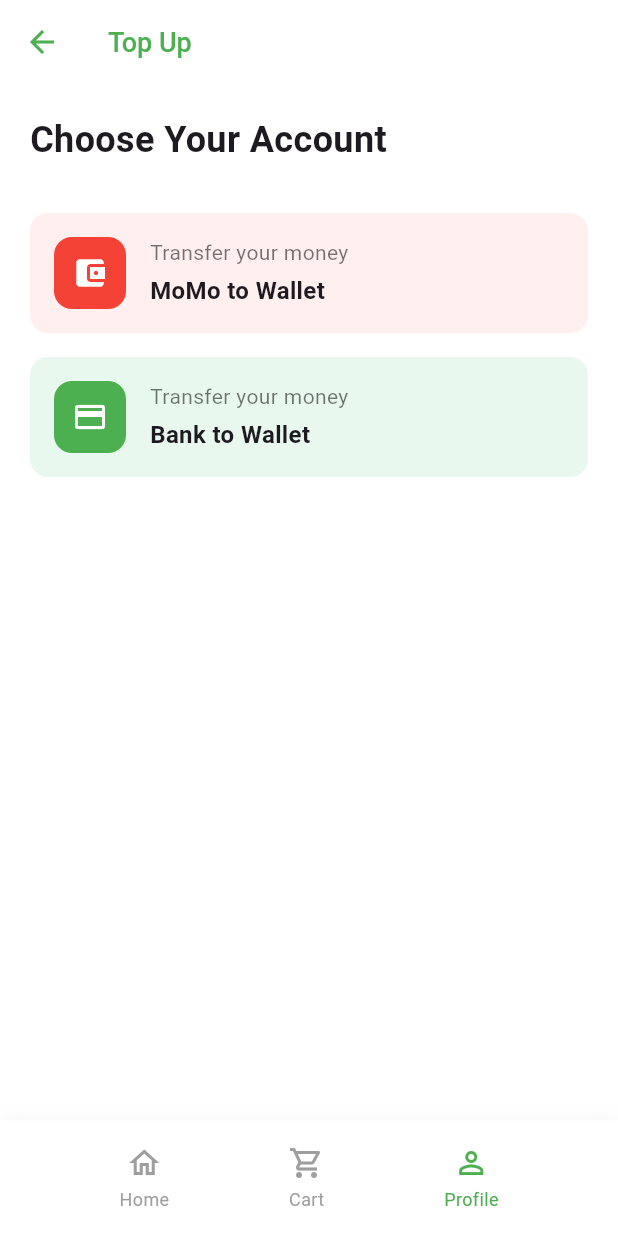
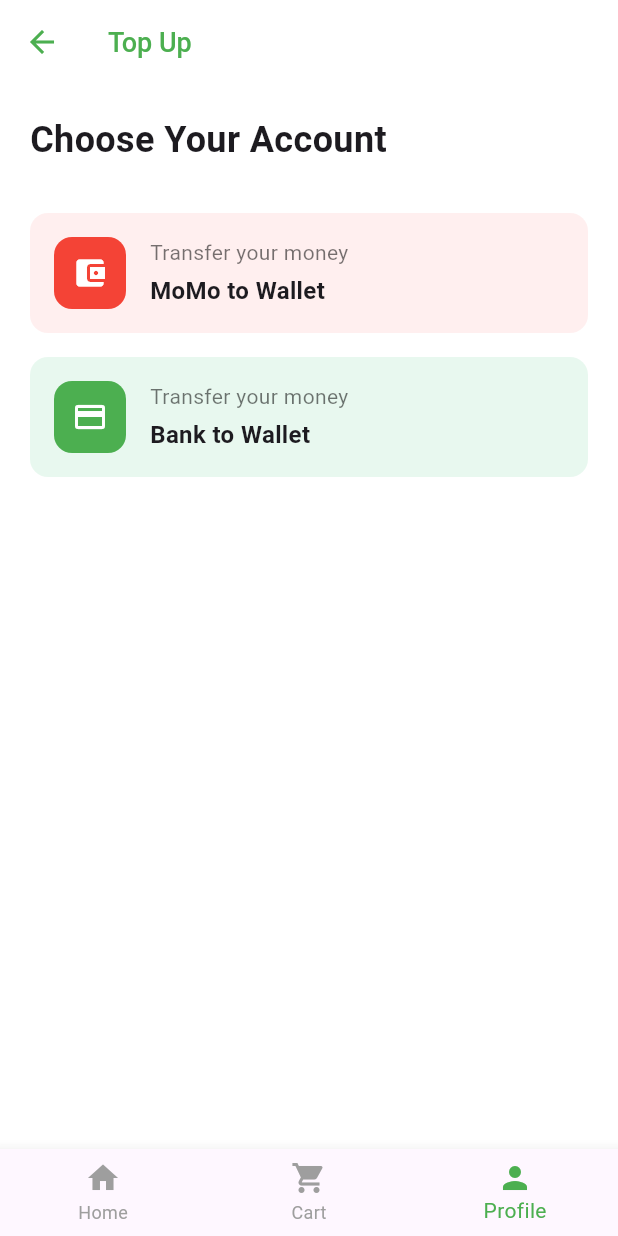
Before and after one commit to cekwedike/group-12-mobile-dev_Farm-Fresh, a Flutter app: the TopUpScreen screen opened directly, on a phone screen of 412 x 824 dp. Run offline on Flutter 3.47's test engine with Material 3 defaults, Android fonts, the phone set to English and light mode, and no system bars.

Commit message:
Refactor topupscreen.dart: Update bottom navigation bar in TopUpScreen

```diff
--- a/farm_fresh/lib/screens/topupscreen.dart
+++ b/farm_fresh/lib/screens/topupscreen.dart
@@ -140,52 +140,36 @@ class TopUpScreen extends StatelessWidget {
             ),
           ),
           const Spacer(),
-          // Bottom Navigation Bar
-          Container(
-            decoration: BoxDecoration(
-              color: Colors.white,
-              boxShadow: [
-                BoxShadow(
-                  color: Colors.grey.withOpacity(0.1),
-                  spreadRadius: 1,
-                  blurRadius: 10,
-                ),
-              ],
-            ),
-            child: Padding(
-              padding: const EdgeInsets.symmetric(vertical: 16),
-              child: Row(
-                mainAxisAlignment: MainAxisAlignment.spaceEvenly,
-                children: [
-                  _buildNavItem(Icons.home_outlined, 'Home', false),
-                  _buildNavItem(Icons.shopping_cart_outlined, 'Cart', false),
-                  _buildNavItem(Icons.person_outline, 'Profile', true),
-                ],
-              ),
-            ),
+        ],
+      ),
+      bottomNavigationBar: BottomNavigationBar(
+        currentIndex: 2, // Profile is selected
+        selectedItemColor: Colors.green,
+        unselectedItemColor: Colors.grey,
+        items: const [
+          BottomNavigationBarItem(
+            icon: Icon(Icons.home),
+            label: 'Home',
+          ),
+          BottomNavigationBarItem(
+            icon: Icon(Icons.shopping_cart),
+            label: 'Cart',
+          ),
+          BottomNavigationBarItem(
+            icon: Icon(Icons.person),
+            label: 'Profile',
           ),
         ],
+        onTap: (index) {
+          if (index == 0) {
+            Navigator.pushReplacementNamed(context, '/');
+          } else if (index == 1) {
+            Navigator.pushReplacementNamed(context, '/cart');
+          } else if (index == 2) {
+            Navigator.pushReplacementNamed(context, '/profile');
+          }
+        },
       ),
     );
   }
-
-  Widget _buildNavItem(IconData icon, String label, bool isSelected) {
-    return Column(
-      mainAxisSize: MainAxisSize.min,
-      children: [
-        Icon(
-          icon,
-          color: isSelected ? Colors.green : Colors.grey,
-        ),
-        const SizedBox(height: 4),
-        Text(
-          label,
-          style: TextStyle(
-            color: isSelected ? Colors.green : Colors.grey,
-            fontSize: 12,
-          ),
-        ),
-      ],
-    );
-  }
 }
```
